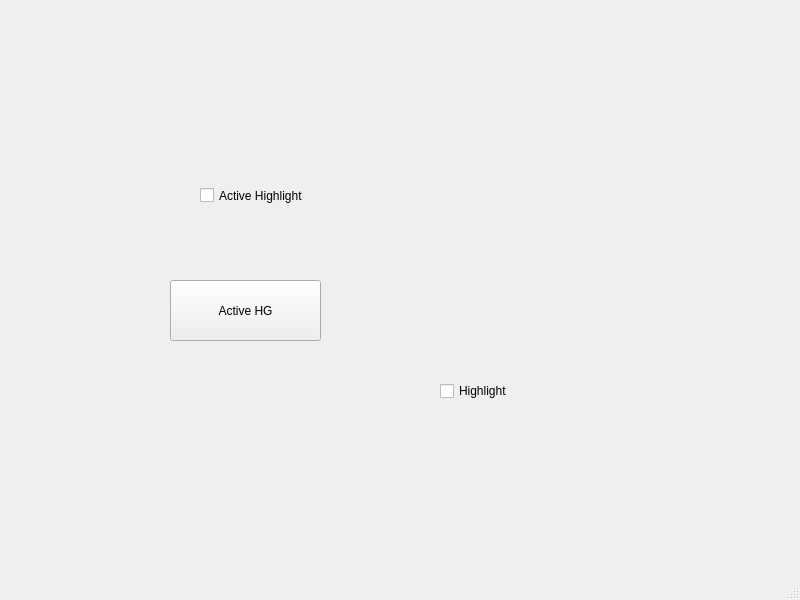
The window that mainwindow.ui (Lynoux/QT_SVG) describes before a commit, drawn with Qt 5.
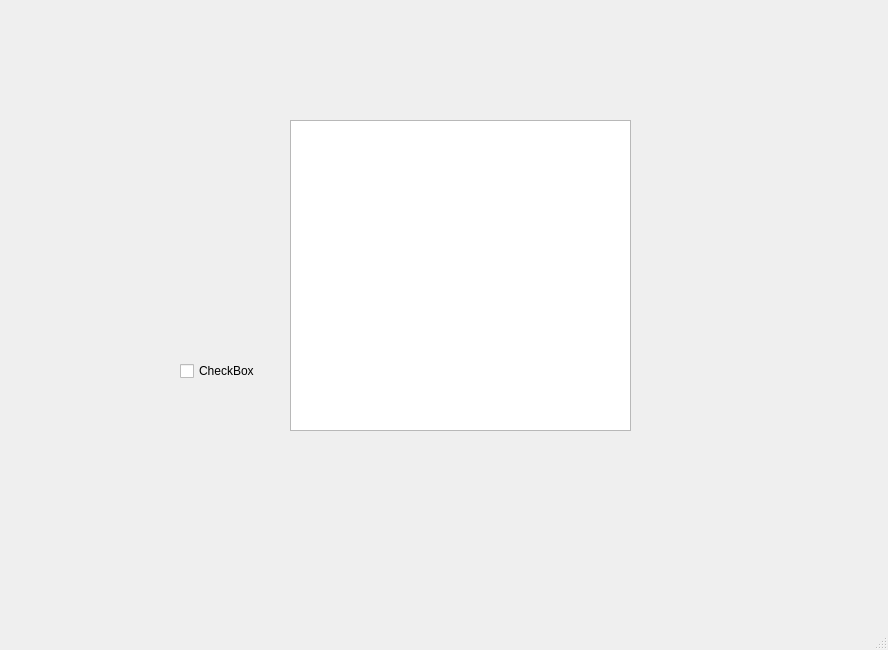
The same window after the commit.

Commit message: integration in maiwindow ui for GridLayout

```diff
--- a/mainwindow.ui
+++ b/mainwindow.ui
@@ -6,62 +6,72 @@
    <rect>
     <x>0</x>
     <y>0</y>
-    <width>800</width>
-    <height>600</height>
+    <width>888</width>
+    <height>650</height>
    </rect>
   </property>
   <property name="windowTitle">
    <string>MainWindow</string>
   </property>
   <widget class="QWidget" name="centralwidget">
+   <widget class="QWidget" name="gridLayoutWidget">
+    <property name="geometry">
+     <rect>
+      <x>130</x>
+      <y>50</y>
+      <width>541</width>
+      <height>421</height>
+     </rect>
+    </property>
+    <layout class="QGridLayout" name="gridLayout">
+     <item row="0" column="0" colspan="2">
    <widget class="QWidget" name="widget" native="true">
+       <widget class="QWidget" name="widget_2" native="true">
     <property name="geometry">
      <rect>
-      <x>430</x>
-      <y>370</y>
-      <width>91</width>
-      <height>41</height>
+          <x>40</x>
+          <y>310</y>
+          <width>101</width>
+          <height>31</height>
      </rect>
     </property>
     <widget class="QCheckBox" name="checkBox">
      <property name="geometry">
       <rect>
        <x>10</x>
-       <y>10</y>
+           <y>0</y>
        <width>78</width>
        <height>22</height>
       </rect>
      </property>
      <property name="text">
-      <string>Highlight</string>
+          <string>CheckBox</string>
      </property>
     </widget>
    </widget>
-   <widget class="QCheckBox" name="checkBox_2">
+       <widget class="QWidget" name="widget_3" native="true">
     <property name="geometry">
      <rect>
-      <x>200</x>
-      <y>170</y>
-      <width>121</width>
-      <height>51</height>
-     </rect>
-    </property>
-    <property name="text">
-     <string>Active Highlight</string>
-    </property>
-   </widget>
-   <widget class="QPushButton" name="pushButton">
+          <x>150</x>
+          <y>60</y>
+          <width>361</width>
+          <height>331</height>
+         </rect>
+        </property>
+        <widget class="QGraphicsView" name="graphicsView">
     <property name="geometry">
      <rect>
-      <x>170</x>
-      <y>280</y>
-      <width>151</width>
-      <height>61</height>
-     </rect>
-    </property>
-    <property name="text">
-     <string>Active HG</string>
-    </property>
+           <x>10</x>
+           <y>10</y>
+           <width>341</width>
+           <height>311</height>
+          </rect>
+         </property>
+        </widget>
+       </widget>
+      </widget>
+     </item>
+    </layout>
    </widget>
   </widget>
   <widget class="QMenuBar" name="menubar">
```
Left out of the diff: 2 changed lines with no effect on the pictures. Lines whose indentation alone changed are shown as unchanged. The commit also changes 5 other files.
